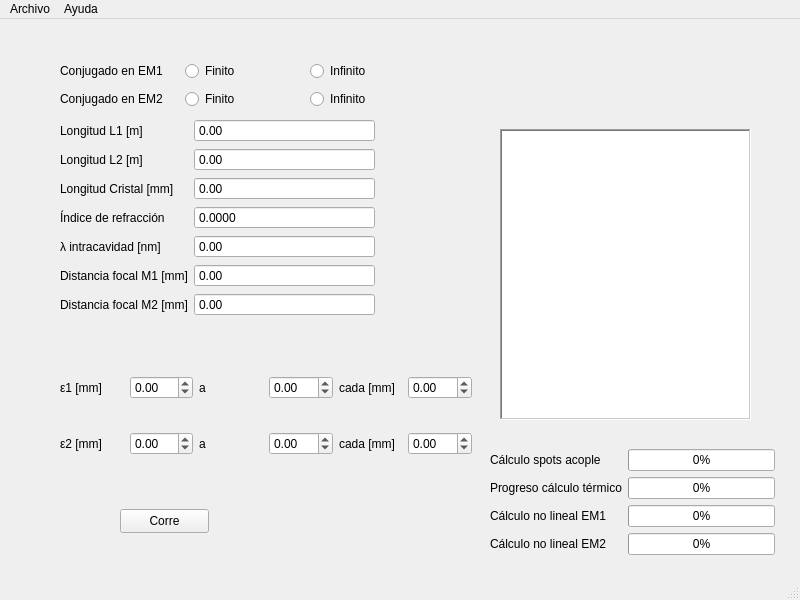
JAMoreno-Larios/calculadoraTitanioZafiro, file interfaz1.ui: the form before one commit.
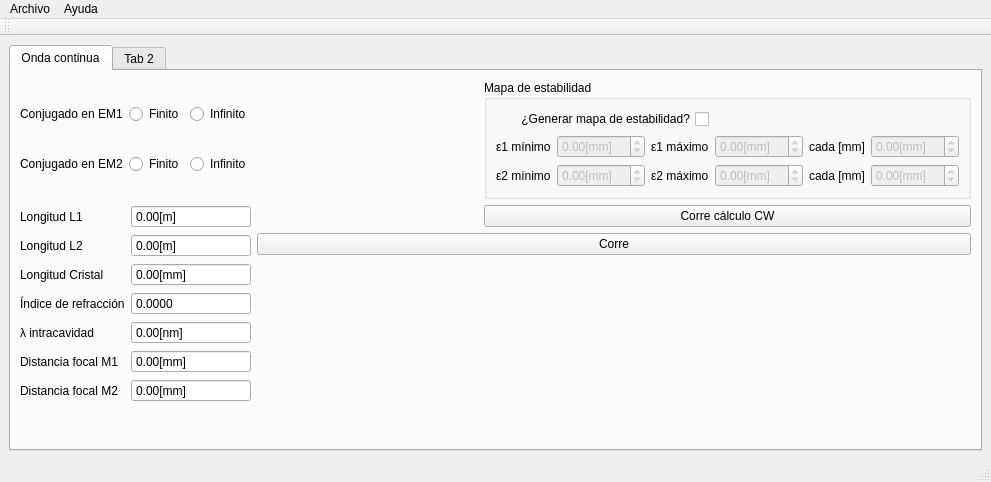
The form after the commit. Custom widgets are drawn as their Qt base class.

Commit message:
Modificaciones a interfaz gráfica centradas en el cálculo de emisión de onda continua (CW).
Cambios relevantes:
	Se incluye diagrama de la cavidad.
	El bloque de texto de salida se volvió una ventana independiente con capacidad para almacenar texto.
	Se da la opción de generar el mapa de soluciones - falta escribirlo a archivo.
	El archivo de recursos utiliza íconos del tema Adwaita del proyecto GNOME.

```diff
--- a/interfaz1.ui
+++ b/interfaz1.ui
@@ -6,108 +6,54 @@
    <rect>
     <x>0</x>
     <y>0</y>
-    <width>800</width>
-    <height>600</height>
+    <width>991</width>
+    <height>482</height>
    </rect>
   </property>
   <property name="windowTitle">
    <string>Calculadora Ti:Zafiro</string>
   </property>
   <widget class="QWidget" name="centralwidget">
-   <widget class="QWidget" name="formLayoutWidget">
-    <property name="geometry">
-     <rect>
-      <x>60</x>
-      <y>40</y>
-      <width>369</width>
-      <height>52</height>
-     </rect>
-    </property>
-    <layout class="QGridLayout" name="gridLayout">
+   <layout class="QGridLayout" name="gridLayout_2">
      <item row="0" column="0">
-      <widget class="QLabel" name="label_2">
-       <property name="text">
-        <string>Conjugado en EM1</string>
-       </property>
-      </widget>
-     </item>
-     <item row="1" column="1">
-      <widget class="QRadioButton" name="EM2Fin">
-       <property name="text">
-        <string>Finito</string>
-       </property>
-       <attribute name="buttonGroup">
-        <string notr="true">conjugadoL2</string>
+     <widget class="QTabWidget" name="tabWidget">
+      <property name="currentIndex">
+       <number>0</number>
+      </property>
+      <widget class="QWidget" name="CW">
+       <attribute name="title">
+        <string>Onda continua</string>
        </attribute>
-      </widget>
-     </item>
-     <item row="1" column="0">
-      <widget class="QLabel" name="label">
-       <property name="text">
-        <string>Conjugado en EM2</string>
-       </property>
-      </widget>
-     </item>
-     <item row="1" column="2">
-      <widget class="QRadioButton" name="EM2Inf">
-       <property name="text">
-        <string>Infinito</string>
-       </property>
-       <attribute name="buttonGroup">
-        <string notr="true">conjugadoL2</string>
-       </attribute>
-      </widget>
-     </item>
-     <item row="0" column="1">
-      <widget class="QRadioButton" name="EM1Fin">
-       <property name="text">
-        <string>Finito</string>
-       </property>
-       <attribute name="buttonGroup">
-        <string notr="true">conjugadoL1</string>
-       </attribute>
-      </widget>
-     </item>
-     <item row="0" column="2">
-      <widget class="QRadioButton" name="EM1Inf">
-       <property name="text">
-        <string>Infinito</string>
-       </property>
-       <attribute name="buttonGroup">
-        <string notr="true">conjugadoL1</string>
-       </attribute>
-      </widget>
-     </item>
-    </layout>
-   </widget>
-   <widget class="QWidget" name="formLayoutWidget_2">
-    <property name="geometry">
-     <rect>
-      <x>60</x>
-      <y>100</y>
-      <width>315</width>
-      <height>213</height>
-     </rect>
-    </property>
+       <layout class="QGridLayout" name="gridLayout_3">
+        <item row="1" column="0" rowspan="3">
     <layout class="QFormLayout" name="formLayout">
      <item row="0" column="0">
       <widget class="QLabel" name="longitudL1Label">
        <property name="text">
-        <string>Longitud L1 [m]</string>
+             <string>Longitud L1</string>
+            </property>
+            <property name="buddy">
+             <cstring>L1SpinBox</cstring>
        </property>
       </widget>
      </item>
      <item row="1" column="0">
       <widget class="QLabel" name="longitudL2Label">
        <property name="text">
-        <string>Longitud L2 [m]</string>
+             <string>Longitud L2</string>
+            </property>
+            <property name="buddy">
+             <cstring>L2SpinBox</cstring>
        </property>
       </widget>
      </item>
      <item row="2" column="0">
       <widget class="QLabel" name="longitudCristalLabel">
        <property name="text">
-        <string>Longitud Cristal [mm]</string>
+             <string>Longitud Cristal</string>
+            </property>
+            <property name="buddy">
+             <cstring>LSpinBox</cstring>
        </property>
       </widget>
      </item>
@@ -121,7 +67,10 @@
      <item row="4" column="0">
       <widget class="QLabel" name="LambdaIntracavidadLabel">
        <property name="text">
-        <string>λ intracavidad [nm]</string>
+             <string>λ intracavidad</string>
+            </property>
+            <property name="buddy">
+             <cstring>lambdaLSpinBox</cstring>
        </property>
       </widget>
      </item>
@@ -130,6 +79,9 @@
        <property name="buttonSymbols">
         <enum>QAbstractSpinBox::NoButtons</enum>
        </property>
+            <property name="suffix">
+             <string>[m]</string>
+            </property>
        <property name="maximum">
         <double>100000.000000000000000</double>
        </property>
@@ -140,6 +92,9 @@
        <property name="buttonSymbols">
         <enum>QAbstractSpinBox::NoButtons</enum>
        </property>
+            <property name="suffix">
+             <string>[m]</string>
+            </property>
        <property name="maximum">
         <double>100000.000000000000000</double>
        </property>
@@ -150,6 +105,9 @@
        <property name="buttonSymbols">
         <enum>QAbstractSpinBox::NoButtons</enum>
        </property>
+            <property name="suffix">
+             <string>[mm]</string>
+            </property>
        <property name="maximum">
         <double>100000.000000000000000</double>
        </property>
@@ -176,6 +134,9 @@
        <property name="buttonSymbols">
         <enum>QAbstractSpinBox::NoButtons</enum>
        </property>
+            <property name="suffix">
+             <string>[nm]</string>
+            </property>
        <property name="maximum">
         <double>100000.000000000000000</double>
        </property>
@@ -184,7 +145,10 @@
      <item row="5" column="0">
       <widget class="QLabel" name="distanciaFocalM1Label">
        <property name="text">
-        <string>Distancia focal M1 [mm]</string>
+             <string>Distancia focal M1</string>
+            </property>
+            <property name="buddy">
+             <cstring>f1SpinBox</cstring>
        </property>
       </widget>
      </item>
@@ -193,6 +157,9 @@
        <property name="buttonSymbols">
         <enum>QAbstractSpinBox::NoButtons</enum>
        </property>
+            <property name="suffix">
+             <string>[mm]</string>
+            </property>
        <property name="maximum">
         <double>1000000.000000000000000</double>
        </property>
@@ -201,7 +168,10 @@
      <item row="6" column="0">
       <widget class="QLabel" name="distanciaFocalM2Label">
        <property name="text">
-        <string>Distancia focal M2 [mm]</string>
+             <string>Distancia focal M2</string>
+            </property>
+            <property name="buddy">
+             <cstring>f2SpinBox</cstring>
        </property>
       </widget>
      </item>
@@ -210,69 +180,118 @@
        <property name="buttonSymbols">
         <enum>QAbstractSpinBox::NoButtons</enum>
        </property>
+            <property name="prefix">
+             <string/>
+            </property>
+            <property name="suffix">
+             <string>[mm]</string>
+            </property>
        <property name="maximum">
         <double>1000000.000000000000000</double>
        </property>
       </widget>
      </item>
     </layout>
-   </widget>
+        </item>
+        <item row="0" column="0">
+         <layout class="QGridLayout" name="gridLayout">
+          <item row="0" column="0">
+           <widget class="QLabel" name="label_2">
+            <property name="text">
+             <string>Conjugado en EM1</string>
+            </property>
+           </widget>
+          </item>
+          <item row="1" column="1">
+           <widget class="QRadioButton" name="EM2Fin">
+            <property name="text">
+             <string>Finito</string>
+            </property>
+            <attribute name="buttonGroup">
+             <string notr="true">conjugadoL2</string>
+            </attribute>
+           </widget>
+          </item>
+          <item row="1" column="0">
+           <widget class="QLabel" name="label">
+            <property name="text">
+             <string>Conjugado en EM2</string>
+            </property>
+           </widget>
+          </item>
+          <item row="1" column="2">
+           <widget class="QRadioButton" name="EM2Inf">
+            <property name="text">
+             <string>Infinito</string>
+            </property>
+            <attribute name="buttonGroup">
+             <string notr="true">conjugadoL2</string>
+            </attribute>
+           </widget>
+          </item>
+          <item row="0" column="1">
+           <widget class="QRadioButton" name="EM1Fin">
+            <property name="text">
+             <string>Finito</string>
+            </property>
+            <attribute name="buttonGroup">
+             <string notr="true">conjugadoL1</string>
+            </attribute>
+           </widget>
+          </item>
+          <item row="0" column="2">
+           <widget class="QRadioButton" name="EM1Inf">
+            <property name="text">
+             <string>Infinito</string>
+            </property>
+            <attribute name="buttonGroup">
+             <string notr="true">conjugadoL1</string>
+            </attribute>
+           </widget>
+          </item>
+         </layout>
+        </item>
+        <item row="2" column="1" colspan="2">
    <widget class="QPushButton" name="initButton">
-    <property name="geometry">
-     <rect>
-      <x>120</x>
-      <y>490</y>
-      <width>89</width>
-      <height>24</height>
-     </rect>
-    </property>
     <property name="text">
      <string>Corre</string>
     </property>
    </widget>
-   <widget class="QWidget" name="gridLayoutWidget">
-    <property name="geometry">
-     <rect>
-      <x>60</x>
-      <y>330</y>
-      <width>412</width>
-      <height>133</height>
-     </rect>
-    </property>
-    <layout class="QGridLayout" name="gridLayout_2">
-     <item row="0" column="0">
-      <widget class="QLabel" name="label_3">
-       <property name="text">
-        <string>ε1 [mm]</string>
-       </property>
-      </widget>
-     </item>
-     <item row="1" column="3">
-      <widget class="QDoubleSpinBox" name="epsilon2_max">
-       <property name="minimum">
-        <double>-99.989999999999995</double>
-       </property>
-       <property name="maximum">
-        <double>99.989999999999995</double>
-       </property>
-      </widget>
-     </item>
-     <item row="1" column="2">
-      <widget class="QLabel" name="label_5">
-       <property name="text">
-        <string>a</string>
-       </property>
-      </widget>
-     </item>
-     <item row="1" column="0">
+        </item>
+        <item row="0" column="2">
+         <widget class="QGroupBox" name="estabilidadGroupBox">
+          <property name="title">
+           <string>Mapa de estabilidad</string>
+          </property>
+          <layout class="QGridLayout" name="gridLayout_4">
+           <item row="3" column="0">
       <widget class="QLabel" name="label_6">
        <property name="text">
-        <string>ε2 [mm]</string>
-       </property>
-      </widget>
-     </item>
-     <item row="0" column="1">
-      <widget class="QDoubleSpinBox" name="epsilon1_min">
+              <string>ε2 mínimo</string>
+             </property>
+             <property name="buddy">
+              <cstring>epsilon2_min</cstring>
+             </property>
+            </widget>
+           </item>
+           <item row="3" column="2">
+            <widget class="QLabel" name="label_5">
+             <property name="text">
+              <string>ε2 máximo</string>
+             </property>
+             <property name="buddy">
+              <cstring>epsilon2_max</cstring>
+             </property>
+            </widget>
+           </item>
+           <item row="3" column="3">
+            <widget class="QDoubleSpinBox" name="epsilon2_max">
+             <property name="enabled">
+              <bool>false</bool>
+             </property>
+             <property name="suffix">
+              <string>[mm]</string>
+             </property>
        <property name="minimum">
         <double>-99.989999999999995</double>
        </property>
@@ -281,22 +300,46 @@
        </property>
       </widget>
      </item>
-     <item row="0" column="4">
-      <widget class="QLabel" name="label_7">
+           <item row="2" column="0">
+            <widget class="QLabel" name="label_3">
        <property name="text">
-        <string>cada [mm]</string>
-       </property>
-      </widget>
-     </item>
-     <item row="0" column="2">
-      <widget class="QLabel" name="label_4">
-       <property name="text">
-        <string>a</string>
-       </property>
-      </widget>
-     </item>
-     <item row="1" column="1">
+              <string>ε1 mínimo</string>
+             </property>
+             <property name="buddy">
+              <cstring>epsilon1_min</cstring>
+             </property>
+            </widget>
+           </item>
+           <item row="2" column="5">
+            <widget class="QDoubleSpinBox" name="pasoEpsilon1Box">
+             <property name="enabled">
+              <bool>false</bool>
+             </property>
+             <property name="suffix">
+              <string>[mm]</string>
+             </property>
+             <property name="minimum">
+              <double>-99.989999999999995</double>
+             </property>
+             <property name="maximum">
+              <double>99.989999999999995</double>
+             </property>
+             <property name="singleStep">
+              <double>0.100000000000000</double>
+             </property>
+             <property name="value">
+              <double>0.000000000000000</double>
+             </property>
+            </widget>
+           </item>
+           <item row="3" column="1">
       <widget class="QDoubleSpinBox" name="epsilon2_min">
+             <property name="enabled">
+              <bool>false</bool>
+             </property>
+             <property name="suffix">
+              <string>[mm]</string>
+             </property>
        <property name="minimum">
         <double>-99.989999999999995</double>
        </property>
@@ -305,15 +348,49 @@
        </property>
       </widget>
      </item>
-     <item row="1" column="4">
+           <item row="3" column="4">
       <widget class="QLabel" name="label_8">
        <property name="text">
         <string>cada [mm]</string>
        </property>
-      </widget>
-     </item>
-     <item row="0" column="3">
+             <property name="buddy">
+              <cstring>pasoEpsilon2Box</cstring>
+             </property>
+            </widget>
+           </item>
+           <item row="2" column="2">
+            <widget class="QLabel" name="label_4">
+             <property name="toolTip">
+              <string>Si la diferencia entre máximos y mínimos de ε1 y ε2
+es muy grande, el cálculo no lineal requiere más tiempo. 
+Entre más pequeño sea el paso, más tiempo será necesario.</string>
+             </property>
+             <property name="text">
+              <string>ε1 máximo</string>
+             </property>
+             <property name="buddy">
+              <cstring>epsilon1_max</cstring>
+             </property>
+            </widget>
+           </item>
+           <item row="2" column="4">
+            <widget class="QLabel" name="label_7">
+             <property name="text">
+              <string>cada [mm]</string>
+             </property>
+             <property name="buddy">
+              <cstring>pasoEpsilon1Box</cstring>
+             </property>
+            </widget>
+           </item>
+           <item row="2" column="3">
       <widget class="QDoubleSpinBox" name="epsilon1_max">
+             <property name="enabled">
+              <bool>false</bool>
+             </property>
+             <property name="suffix">
+              <string>[mm]</string>
+             </property>
        <property name="minimum">
         <double>-99.989999999999995</double>
        </property>
@@ -322,24 +399,30 @@
        </property>
       </widget>
      </item>
-     <item row="0" column="5">
-      <widget class="QDoubleSpinBox" name="pasoEpsilon1Box">
+           <item row="2" column="1">
+            <widget class="QDoubleSpinBox" name="epsilon1_min">
+             <property name="enabled">
+              <bool>false</bool>
+             </property>
+             <property name="suffix">
+              <string>[mm]</string>
+             </property>
        <property name="minimum">
         <double>-99.989999999999995</double>
        </property>
        <property name="maximum">
         <double>99.989999999999995</double>
        </property>
-       <property name="singleStep">
-        <double>0.100000000000000</double>
-       </property>
-       <property name="value">
-        <double>0.000000000000000</double>
-       </property>
-      </widget>
-     </item>
-     <item row="1" column="5">
+            </widget>
+           </item>
+           <item row="3" column="5">
       <widget class="QDoubleSpinBox" name="pasoEpsilon2Box">
+             <property name="enabled">
+              <bool>false</bool>
+             </property>
+             <property name="suffix">
+              <string>[mm]</string>
+             </property>
        <property name="minimum">
         <double>-99.989999999999995</double>
        </property>
@@ -351,39 +434,38 @@
        </property>
       </widget>
      </item>
-    </layout>
-   </widget>
-   <widget class="QTextEdit" name="salidaTexto">
-    <property name="geometry">
-     <rect>
-      <x>500</x>
-      <y>110</y>
-      <width>251</width>
-      <height>291</height>
-     </rect>
-    </property>
-    <property name="locale">
-     <locale language="Spanish" country="Mexico"/>
-    </property>
-    <property name="frameShape">
-     <enum>QFrame::WinPanel</enum>
-    </property>
-    <property name="frameShadow">
-     <enum>QFrame::Sunken</enum>
-    </property>
-    <property name="readOnly">
-     <bool>true</bool>
-    </property>
-    <property name="textInteractionFlags">
-     <set>Qt::TextSelectableByKeyboard|Qt::TextSelectableByMouse</set>
-    </property>
-   </widget>
+           <item row="0" column="0" colspan="3">
+            <widget class="QCheckBox" name="mapaCW">
+             <property name="layoutDirection">
+              <enum>Qt::RightToLeft</enum>
+             </property>
+             <property name="text">
+              <string>¿Generar mapa de estabilidad?</string>
+             </property>
+            </widget>
+           </item>
+          </layout>
+         </widget>
+        </item>
+        <item row="1" column="2">
+         <widget class="QPushButton" name="initCalculloCW">
+          <property name="text">
+           <string>Corre cálculo CW</string>
+          </property>
+         </widget>
+        </item>
+       </layout>
+      </widget>
+      <widget class="QWidget" name="tab_4">
+       <attribute name="title">
+        <string>Tab 2</string>
+       </attribute>
    <widget class="QWidget" name="layoutWidget">
     <property name="geometry">
      <rect>
-      <x>490</x>
-      <y>430</y>
-      <width>285</width>
+          <x>510</x>
+          <y>290</y>
+          <width>281</width>
       <height>116</height>
      </rect>
     </property>
@@ -447,12 +529,16 @@
     </layout>
    </widget>
   </widget>
+     </widget>
+    </item>
+   </layout>
+  </widget>
   <widget class="QMenuBar" name="menubar">
    <property name="geometry">
     <rect>
      <x>0</x>
      <y>0</y>
-     <width>800</width>
+     <width>991</width>
      <height>21</height>
     </rect>
    </property>
@@ -476,6 +562,17 @@
    <addaction name="menuAyuda"/>
   </widget>
   <widget class="QStatusBar" name="statusbar"/>
+  <widget class="QToolBar" name="toolBar">
+   <property name="windowTitle">
+    <string>toolBar</string>
+   </property>
+   <attribute name="toolBarArea">
+    <enum>TopToolBarArea</enum>
+   </attribute>
+   <attribute name="toolBarBreak">
+    <bool>false</bool>
+   </attribute>
+  </widget>
   <action name="actionImporta_constantes">
    <property name="text">
     <string>Importa constantes</string>
```
Left out of the diff: 16 changed lines with no effect on the pictures. Lines whose indentation alone changed are shown as unchanged. The commit also changes 377 other files.
